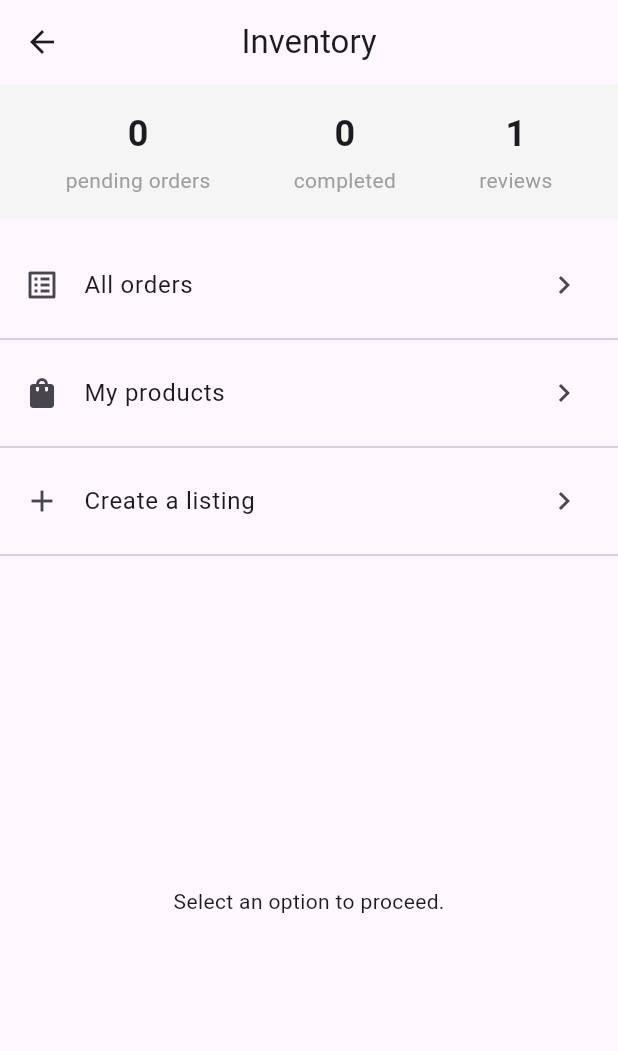
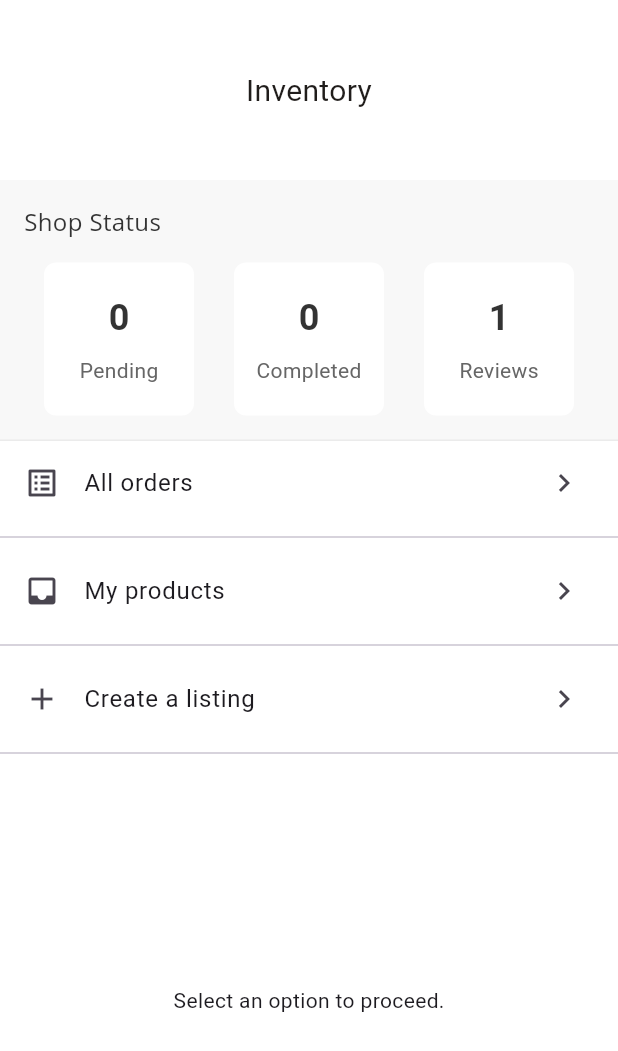
Before and after one commit to jayyy404/west_select, a Flutter app: the CreateListingPage screen opened directly, on a phone screen of 412 x 824 dp. Shown: the top 1051 px of the screen. Run offline on Flutter 3.47's test engine with Material 3 defaults, Android fonts, the phone set to English and light mode, and no system bars; our stand-ins replace cloud_firestore, firebase_auth, firebase_core, google_sign_in, image_picker; accounts and stored records are empty; Roboto replaces fonts that are missing (Open Sans, Raleway).

Commit message:
clean inventory

```diff
--- a/cc206_WVSU Buy and Sell/lib/features/screens/listing/listing_page.dart
+++ b/cc206_WVSU Buy and Sell/lib/features/screens/listing/listing_page.dart
@@ -29,26 +29,70 @@ class _CreateListingPageState extends State<CreateListingPage> {
   @override
   Widget build(BuildContext context) {
     return Scaffold(
-      appBar: AppBar(
-        title: const Text("Inventory"),
-        centerTitle: true,
+      backgroundColor: Colors.white,
+      appBar: PreferredSize(
+        preferredSize: const Size.fromHeight(120), // Fixed height for AppBar
+        child: Container(
+          width: double.infinity,
+          height: 125, // AppBar height
+          padding: const EdgeInsets.symmetric(horizontal: 16),
+          decoration: const BoxDecoration(
+            color: Colors.white, // AppBar background color
+          ),
+          child: SafeArea(
+            child: Center(
+              child: Text(
+                "Inventory",
+                style: TextStyle(
+                  color: const Color(0xFF201D1B), // Text color
+                  fontFamily: "Raleway",
+                  fontSize: 20,
+                  fontWeight: FontWeight.w400,
+                  height: 1.2, // Line height
+                ),
+                textAlign: TextAlign.center,
+              ),
+            ),
+          ),
+        ),
       ),
       body: Column(
+        crossAxisAlignment: CrossAxisAlignment.start,
         children: [
-          // Shop Status Section
+          // Status Section
           Container(
-            padding: const EdgeInsets.all(16.0),
-            color: Colors.grey[100],
-            child: Row(
+            padding: const EdgeInsets.symmetric(horizontal: 16, vertical: 16),
+            decoration: const BoxDecoration(
+              color: Color(0xFFF8F8F8),
+              border: Border(
+                bottom: BorderSide(color: Color(0xFFEBEBEB), width: 1),
+              ),
+            ),
+            child: Column(
+              crossAxisAlignment: CrossAxisAlignment.start,
+              children: [
+                Text(
+                  "Shop Status",
+                  style: TextStyle(
+                    fontFamily: "Open Sans",
+                    fontSize: 16,
+                    fontWeight: FontWeight.w400,
+                    color: Color(0xFF333333),
+                  ),
+                ),
+                const SizedBox(height: 16),
+                // Status Boxes
+                Row(
                   mainAxisAlignment: MainAxisAlignment.spaceAround,
                   children: [
-                _buildStatusTile("$_pendingOrderCount", "pending orders"),
-                _buildStatusTile("$_completedOrderCount", "completed"),
-                _buildStatusTile("1", "reviews"),
+                    _buildStatusTile("$_pendingOrderCount", "Pending"),
+                    _buildStatusTile("$_completedOrderCount", "Completed"),
+                    _buildStatusTile("1", "Reviews"),
+                  ],
+                ),
               ],
             ),
           ),
-          const SizedBox(height: 16),
           // Action Menu Section
           ListTile(
             leading: const Icon(Icons.list_alt),
@@ -64,7 +108,7 @@ class _CreateListingPageState extends State<CreateListingPage> {
           ),
           const Divider(),
           ListTile(
-            leading: const Icon(Icons.shopping_bag),
+            leading: const Icon(Icons.inbox),
             title: const Text("My products"),
             trailing: const Icon(Icons.chevron_right),
             onTap: () {
@@ -104,21 +148,41 @@ class _CreateListingPageState extends State<CreateListingPage> {
   }
 
   Widget _buildStatusTile(String count, String label) {
-    return Column(
+    return Container(
+      width: 100, // Box width as per design
+      height: 102, // Box height as per design
+      padding: const EdgeInsets.all(8),
+      decoration: BoxDecoration(
+        color: Colors.white,
+        borderRadius: BorderRadius.circular(8),
+        border: Border.all(
+          color: Colors.white,
+          width: 1,
+        ),
+      ),
+      child: Column(
+        mainAxisAlignment: MainAxisAlignment.center,
+        crossAxisAlignment: CrossAxisAlignment.center,
         children: [
           Text(
             count,
-          style: const TextStyle(
+            style: TextStyle(
               fontSize: 24,
               fontWeight: FontWeight.bold,
+              color: Color(0xFF333333),
             ),
           ),
-        const SizedBox(height: 4),
+          const SizedBox(height: 8),
           Text(
             label,
-          style: const TextStyle(fontSize: 14, color: Colors.grey),
+            style: TextStyle(
+              fontSize: 14,
+              fontWeight: FontWeight.normal,
+              color: Color(0xFF666666),
+            ),
           ),
         ],
+      ),
     );
   }
 
```
Lines whose indentation alone changed are shown as unchanged.
